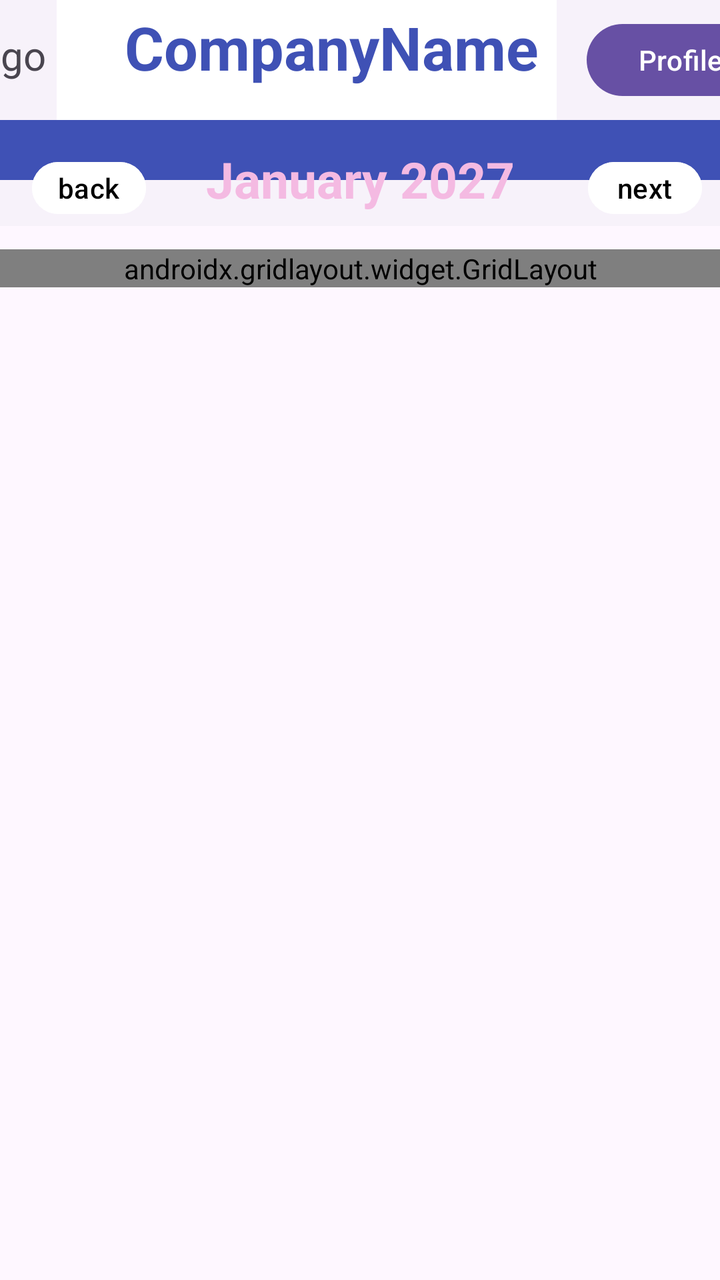
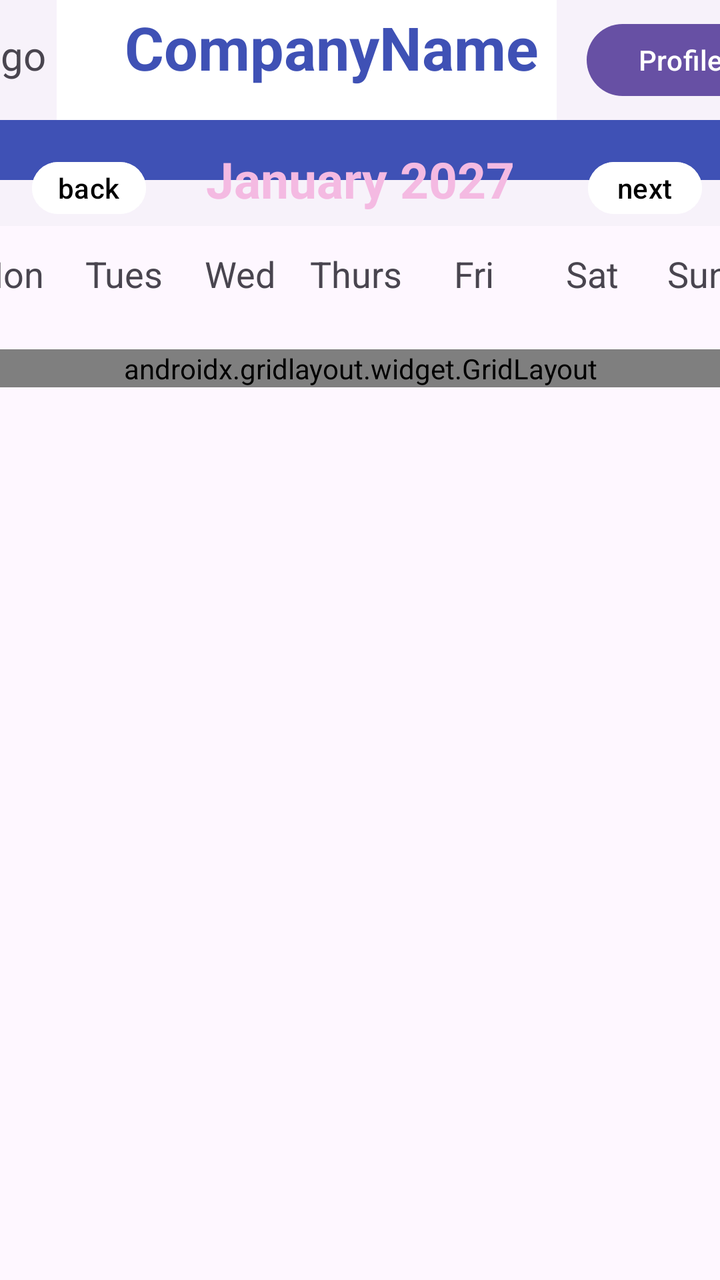

Before-and-after screenshots of an Android layout around one commit, followed by the original layout XML and the change that was made.
<!-- AndroidManifest.xml: application theme Theme.MyApplication -->
<!-- res/layout/activity_employee_home_screen.xml -->
<?xml version="1.0" encoding="utf-8"?>
<androidx.constraintlayout.widget.ConstraintLayout xmlns:android="http://schemas.android.com/apk/res/android"
    xmlns:app="http://schemas.android.com/apk/res-auto"
    xmlns:tools="http://schemas.android.com/tools"
    android:layout_width="match_parent"
    android:layout_height="match_parent"
    android:id="@+id/employee_home_screen">

    <com.google.android.material.navigation.NavigationView
        android:id="@+id/navigationView"
        android:layout_width="414dp"
        android:layout_height="113dp"
        app:layout_constraintEnd_toEndOf="parent"
        app:layout_constraintStart_toStartOf="parent"
        app:layout_constraintTop_toTopOf="parent">

        <TextView
            android:id="@+id/textView4"

            android:layout_width="match_parent"
            android:layout_height="30dp"
            android:layout_marginTop="60dp"
            android:width="420dp"
            android:height="70dp"
            android:background="@color/corporate_blue" />

        <LinearLayout
            android:layout_width="match_parent"
            android:layout_height="100dp"
            android:orientation="horizontal">

            <TextView
                android:layout_width="50dp"
                android:layout_height="61dp"
                android:layout_marginLeft="5dp"
                android:layout_marginTop="0dp"
                android:text="Logo"
                android:textSize="20dp" />

            <TextView
                android:id="@+id/textView"
                android:layout_width="250dp"
                android:layout_height="60dp"

                android:layout_marginTop="0dp"
                android:layout_marginRight="15dp"
                android:background="@color/white"
                android:paddingLeft="25dp"
                android:paddingTop="10px"
                android:text="CompanyName"
                android:textAlignment="center"
                android:textColor="@color/corporate_blue"
                android:textSize="30dp"
                android:textStyle="bold" />

            <Button
                android:id="@+id/button2"
                android:layout_width="0dp"
                android:layout_height="44dp"
                android:layout_marginLeft="0dp"
                android:layout_marginTop="0dp"
                android:layout_marginRight="0dp"
                android:layout_weight="1"
                android:text="Profile" />


        </LinearLayout>

    </com.google.android.material.navigation.NavigationView>

    <ScrollView
        android:layout_width="409dp"
        android:layout_height="616dp"
        android:layout_marginStart="1dp"
        android:layout_marginTop="8dp"
        android:layout_marginEnd="1dp"
        app:layout_constraintBottom_toBottomOf="parent"
        app:layout_constraintEnd_toEndOf="parent"
        app:layout_constraintStart_toStartOf="parent"
        app:layout_constraintTop_toBottomOf="@+id/navigationView">

        <LinearLayout
            android:layout_width="match_parent"
            android:layout_height="wrap_content"
            android:orientation="vertical">
            <LinearLayout
                android:id="@+id/linearLayout"
                android:layout_width="match_parent"
                android:layout_height="51dp"
                android:layout_marginTop="0dp"
                android:layout_marginEnd="1dp"
                android:layout_marginBottom="1dp"
                app:layout_constraintBottom_toTopOf="@+id/gridLayout"
                app:layout_constraintEnd_toEndOf="parent"
                app:layout_constraintStart_toStartOf="parent"
                app:layout_constraintTop_toTopOf="parent">


                <Button
                    android:id="@+id/button63"
                    android:layout_width="57dp"
                    android:layout_height="34dp"
                    android:layout_marginLeft="40dp"
                    android:layout_marginRight="30dp"
                    android:backgroundTint="@color/white"
                    android:padding="0dp"
                    android:text="back"
                    android:textColor="@color/black"

                    />

                <TextView
                    android:id="@+id/textView3"
                    android:layout_width="171dp"
                    android:layout_height="36dp"
                    android:layout_marginRight="20dp"
                    android:text="January 2027"
                    android:textColor="@color/pearly_pink"
                    android:textSize="25dp"
                    android:textStyle="bold" />

                <Button
                    android:id="@+id/button60"
                    android:layout_width="57dp"
                    android:layout_height="34dp"
                    android:backgroundTint="@color/white"
                    android:padding="0dp"
                    android:text="next"
                    android:textColor="@color/black"

                    />

            </LinearLayout>
            <androidx.gridlayout.widget.GridLayout
                android:id="@+id/gridLayout"
                android:layout_width="409dp"
                android:layout_height="wrap_content"
                android:layout_marginTop="0dp"
                android:layout_marginBottom="206dp"
                app:layout_constraintBottom_toBottomOf="parent"
                app:layout_constraintEnd_toEndOf="parent"
                app:layout_constraintStart_toStartOf="parent"
                app:layout_constraintTop_toBottomOf="@+id/linearLayout">

                <Button
                    android:id="@+id/button6"
                    android:layout_width="45dp"
                    android:layout_height="52dp"
                    android:layout_margin="7dp"
                    android:onClick="boldenMe"
                    android:padding="0dp"
                    android:text="1"
                    android:textSize="20dp"
                    app:layout_column="0"
                    app:layout_row="0" />


                <Button
                    android:id="@+id/button7"
                    android:layout_width="45dp"
                    android:layout_height="52dp"
                    android:layout_margin="7dp"
                    android:onClick="boldenMe"
                    android:padding="0dp"
                    android:text="2"
                    android:textSize="20dp"
                    app:layout_column="1"
                    app:layout_row="0" />

                <Button
                    android:id="@+id/button8"
                    android:layout_width="45dp"
                    android:layout_height="52dp"
                    android:layout_margin="7dp"
                    android:onClick="boldenMe"
                    android:padding="0dp"
                    android:text="3"
                    android:textSize="20dp"
                    app:layout_column="2"
                    app:layout_row="0" />

                <Button
                    android:id="@+id/button9"
                    android:layout_width="45dp"
                    android:layout_height="52dp"
                    android:layout_margin="7dp"
                    android:onClick="boldenMe"
                    android:padding="0dp"
                    android:text="4"
                    android:textSize="20dp"
                    app:layout_column="3"
                    app:layout_row="0" />

                <Button
                    android:id="@+id/button10"
                    android:layout_width="45dp"
                    android:layout_height="52dp"
                    android:layout_margin="7dp"
                    android:onClick="boldenMe"
                    android:padding="0dp"
                    android:text="5"
                    android:textSize="20dp"
                    app:layout_column="4"
                    app:layout_row="0" />

                <Button
                    android:id="@+id/button11"
                    android:layout_width="45dp"
                    android:layout_height="52dp"
                    android:layout_margin="7dp"
                    android:onClick="boldenMe"
                    android:padding="0dp"
                    android:text="6"
                    android:textSize="20dp"
                    app:layout_column="5"
                    app:layout_row="0" />

                <Button
                    android:id="@+id/button12"
                    android:layout_width="45dp"
                    android:layout_height="52dp"
                    android:layout_margin="7dp"
                    android:onClick="boldenMe"
                    android:padding="0dp"
                    android:text="7"
                    android:textSize="20dp"
                    app:layout_column="6"
                    app:layout_row="0" />


                
                <Button
                    android:id="@+id/button13"
                    android:layout_width="45dp"
                    android:layout_height="52dp"
                    android:layout_margin="7dp"
                    android:onClick="boldenMe"
                    android:padding="0dp"
                    android:text="8"
                    android:textSize="20dp"
                    app:layout_column="0"
                    app:layout_row="1" />

                <Button
                    android:id="@+id/button14"
                    android:layout_width="45dp"
                    android:layout_height="52dp"
                    android:layout_margin="7dp"
                    android:onClick="boldenMe"
                    android:padding="0dp"
                    android:text="9"
                    android:textSize="20dp"

                    app:layout_column="1"
                    app:layout_row="1" />

                <Button
                    android:id="@+id/button15"
                    android:layout_width="45dp"
                    android:layout_height="52dp"
                    android:layout_margin="7dp"
                    android:onClick="boldenMe"
                    android:padding="0dp"
                    android:text="10"
                    android:textSize="20dp"

                    app:layout_column="2"
                    app:layout_row="1" />

                <Button
                    android:id="@+id/button16"
                    android:layout_width="45dp"
                    android:layout_height="52dp"
                    android:layout_margin="7dp"
                    android:onClick="boldenMe"
                    android:padding="0dp"
                    android:text="11"
                    android:textSize="20dp"

                    app:layout_column="3"
                    app:layout_row="1" />

                <Button
                    android:id="@+id/button17"
                    android:layout_width="45dp"
                    android:layout_height="52dp"
                    android:layout_margin="7dp"
                    android:onClick="boldenMe"
                    android:padding="0dp"
                    android:text="12"
                    android:textSize="20dp"

                    app:layout_column="4"
                    app:layout_row="1" />

                <Button
                    android:id="@+id/button19"
                    android:layout_width="45dp"
                    android:layout_height="52dp"
                    android:layout_margin="7dp"
                    android:onClick="boldenMe"
                    android:padding="0dp"
                    android:text="13"
                    android:textSize="20dp"
                    app:layout_column="5"
                    app:layout_row="1" />

                <Button
                    android:id="@+id/button20"
                    android:layout_width="45dp"
                    android:layout_height="52dp"
                    android:layout_margin="7dp"
                    android:onClick="boldenMe"
                    android:padding="0dp"
                    android:text="14"
                    android:textSize="20dp"
                    app:layout_column="6"
                    app:layout_row="1" />

                
                <Button
                    android:id="@+id/button21"
                    android:layout_width="45dp"
                    android:layout_height="52dp"
                    android:layout_margin="7dp"
                    android:onClick="boldenMe"
                    android:padding="0dp"
                    android:text="15"
                    android:textSize="20dp"
                    app:layout_column="0"
                    app:layout_row="2" />

                <Button
                    android:id="@+id/button22"
                    android:layout_width="45dp"
                    android:layout_height="52dp"
                    android:layout_margin="7dp"
                    android:onClick="boldenMe"
                    android:padding="0dp"
                    android:text="16"
                    android:textSize="20dp"
                    app:layout_column="1"
                    app:layout_row="2" />

                <Button
                    android:id="@+id/button23"
                    android:layout_width="45dp"
                    android:layout_height="52dp"
                    android:layout_margin="7dp"
                    android:onClick="boldenMe"
                    android:padding="0dp"
                    android:text="17"
                    android:textSize="20dp"
                    app:layout_column="2"
                    app:layout_row="2" />

                <Button
                    android:id="@+id/button24"
                    android:layout_width="45dp"
                    android:layout_height="52dp"
                    android:layout_margin="7dp"
                    android:onClick="boldenMe"
                    android:padding="0dp"
                    android:text="18"
                    android:textSize="20dp"
                    app:layout_column="3"
                    app:layout_row="2" />

                <Button
                    android:id="@+id/button25"
                    android:layout_width="45dp"
                    android:layout_height="52dp"
                    android:layout_margin="7dp"
                    android:onClick="boldenMe"
                    android:padding="0dp"
                    android:text="19"
                    android:textSize="20dp"
                    app:layout_column="4"
                    app:layout_row="2" />

                <Button
                    android:id="@+id/button26"
                    android:layout_width="45dp"
                    android:layout_height="52dp"
                    android:layout_margin="7dp"
                    android:onClick="boldenMe"
                    android:padding="0dp"
                    android:text="20"
                    android:textSize="20dp"
                    app:layout_column="5"
                    app:layout_row="2" />

                <Button
                    android:id="@+id/button27"
                    android:layout_width="45dp"
                    android:layout_height="52dp"
                    android:layout_margin="7dp"
                    android:onClick="boldenMe"
                    android:padding="0dp"
                    android:text="21"
                    android:textSize="20dp"
                    app:layout_column="6"
                    app:layout_row="2" />

                

                <Button
                    android:id="@+id/button28"
                    android:layout_width="45dp"
                    android:layout_height="52dp"
                    android:layout_margin="7dp"
                    android:onClick="boldenMe"
                    android:padding="0dp"
                    android:text="22"
                    android:textSize="20dp"
                    app:layout_column="0"
                    app:layout_row="3" />

                <Button
                    android:id="@+id/button29"
                    android:layout_width="45dp"
                    android:layout_height="52dp"
                    android:layout_margin="7dp"
                    android:onClick="boldenMe"
                    android:padding="0dp"
                    android:text="23"
                    android:textSize="20dp"
                    app:layout_column="1"
                    app:layout_row="3" />

                <Button
                    android:id="@+id/button31"
                    android:layout_width="45dp"
                    android:layout_height="52dp"
                    android:layout_margin="7dp"
                    android:onClick="boldenMe"
                    android:padding="0dp"
                    android:text="24"
                    android:textSize="20dp"
                    app:layout_column="2"
                    app:layout_row="3" />

                <Button
                    android:id="@+id/button32"
                    android:layout_width="45dp"
                    android:layout_height="52dp"
                    android:layout_margin="7dp"
                    android:onClick="boldenMe"
                    android:padding="0dp"
                    android:text="25"
                    android:textSize="20dp"
                    app:layout_column="3"
                    app:layout_row="3" />

                <Button
                    android:id="@+id/button33"
                    android:layout_width="45dp"
                    android:layout_height="52dp"
                    android:layout_margin="7dp"
                    android:onClick="boldenMe"
                    android:padding="0dp"
                    android:text="26"
                    android:textSize="20dp"
                    app:layout_column="4"
                    app:layout_row="3" />

                <Button
                    android:id="@+id/button34"
                    android:layout_width="45dp"
                    android:layout_height="52dp"
                    android:layout_margin="7dp"
                    android:onClick="boldenMe"
                    android:padding="0dp"
                    android:text="27"
                    android:textSize="20dp"
                    app:layout_column="5"
                    app:layout_row="3" />

                <Button
                    android:id="@+id/button35"
                    android:layout_width="45dp"
                    android:layout_height="52dp"
                    android:layout_margin="7dp"
                    android:onClick="boldenMe"
                    android:padding="0dp"
                    android:text="28"
                    android:textSize="20dp"
                    app:layout_column="6"
                    app:layout_row="3" />
                
                <Button
                    android:id="@+id/button36"
                    android:layout_width="45dp"
                    android:layout_height="52dp"
                    android:layout_margin="7dp"
                    android:onClick="boldenMe"
                    android:padding="0dp"
                    android:text="29"
                    android:textSize="20dp"
                    app:layout_column="0"
                    app:layout_row="4" />

                <Button
                    android:id="@+id/button37"
                    android:layout_width="45dp"
                    android:layout_height="52dp"
                    android:layout_margin="7dp"
                    android:onClick="boldenMe"
                    android:padding="0dp"
                    android:text="30"
                    android:textSize="20dp"
                    app:layout_column="1"
                    app:layout_row="4" />

                <Button
                    android:id="@+id/button38"
                    android:layout_width="45dp"
                    android:layout_height="52dp"
                    android:layout_margin="7dp"
                    android:onClick="boldenMe"
                    android:padding="0dp"
                    android:text="31"
                    android:textSize="20dp"
                    app:layout_column="2"
                    app:layout_row="4" />

            </androidx.gridlayout.widget.GridLayout>


        </LinearLayout>

    </ScrollView>


</androidx.constraintlayout.widget.ConstraintLayout>
<!-- resources referenced by this layout -->
<resources>
  <color name="black">#FF000000</color>
  <color name="corporate_blue">#3F51B5</color>
  <color name="pearly_pink">#F4BAE2</color>
  <color name="white">#FFFFFFFF</color>
  <style name="Theme.MyApplication" parent="Base.Theme.MyApplication" />
  <style name="Base.Theme.MyApplication" parent="Theme.Material3.DayNight.NoActionBar">
          
          
      </style>
</resources>

<!-- the commit's change to res/layout/activity_employee_home_screen.xml (unified diff, before → after) -->
@@ -54,7 +54,7 @@
                 android:textStyle="bold" />
 
             <Button
-                android:id="@+id/button2"
+                android:id="@+id/profilebutton_main"
                 android:layout_width="0dp"
                 android:layout_height="44dp"
                 android:layout_marginLeft="0dp"
@@ -131,6 +131,60 @@
                     />
 
             </LinearLayout>
+            <LinearLayout
+                android:layout_width="match_parent"
+                android:layout_height="wrap_content"
+                android:paddingLeft="3dp">
+                <TextView
+                    android:layout_width="50dp"
+                    android:layout_height="50dp"
+                    android:text="Mon"
+                    android:textSize="18dp"
+                    android:layout_marginRight="8dp"
+                    android:textAlignment="center"/>
+                <TextView
+                    android:layout_width="50dp"
+                    android:layout_height="50dp"
+                    android:text="Tues"
+                    android:textSize="18dp"
+                    android:layout_marginRight="8dp"
+                    android:textAlignment="center"/>
+                <TextView
+                    android:layout_width="50dp"
+                    android:layout_height="50dp"
+                    android:text="Wed"
+                    android:textSize="18dp"
+                    android:layout_marginRight="8dp"
+                    android:textAlignment="center"/>
+                <TextView
+                    android:layout_width="50dp"
+                    android:layout_height="50dp"
+                    android:text="Thurs"
+                    android:textSize="18dp"
+                    android:layout_marginRight="9dp"
+                    android:textAlignment="center"/>
+                <TextView
+                    android:layout_width="50dp"
+                    android:layout_height="50dp"
+                    android:text="Fri"
+                    android:textSize="18dp"
+                    android:layout_marginRight="9dp"
+                    android:textAlignment="center"/>
+                <TextView
+                    android:layout_width="50dp"
+                    android:layout_height="50dp"
+                    android:text="Sat"
+                    android:textSize="18dp"
+                    android:textAlignment="center"
+                    android:layout_marginRight="3dp"/>
+                <TextView
+                    android:layout_width="50dp"
+                    android:layout_height="50dp"
+                    android:text="Sun"
+                    android:textSize="18dp"
+                    android:layout_marginRight="8dp"
+                    android:textAlignment="center"/>
+            </LinearLayout>
             <androidx.gridlayout.widget.GridLayout
                 android:id="@+id/gridLayout"
                 android:layout_width="409dp"
